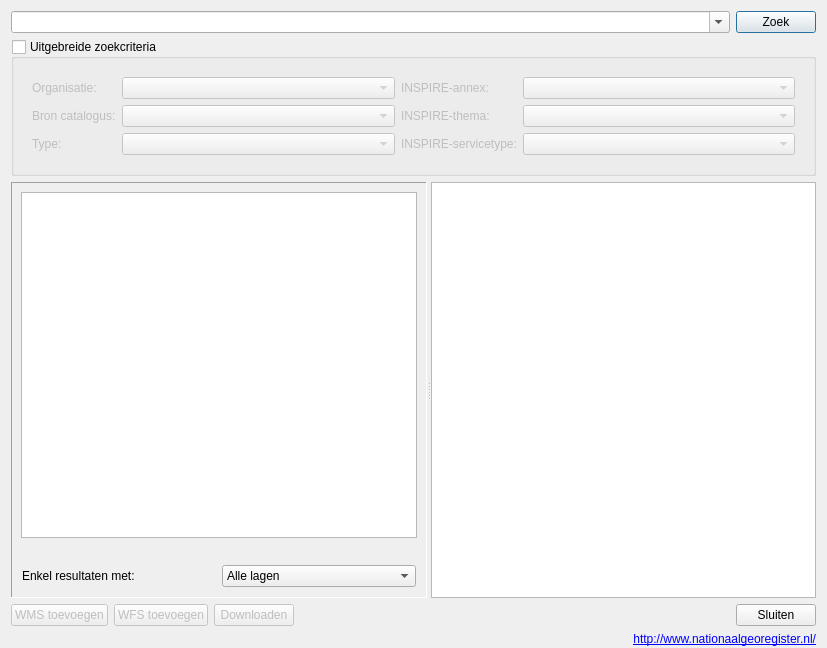
The window that ui_dataCatalog_dialog.ui (warrieka/inspireNL) describes before a commit, drawn with Qt 5.
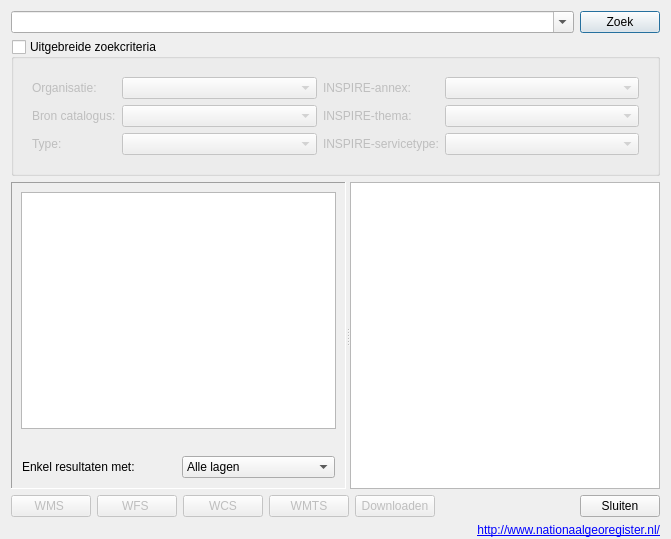
The same window after the commit. Icons and pictures are not drawn.

Commit message: added wcs and wmts buttons

```diff
--- a/ui_dataCatalog_dialog.ui
+++ b/ui_dataCatalog_dialog.ui
@@ -6,8 +6,8 @@
    <rect>
     <x>0</x>
     <y>0</y>
-    <width>827</width>
-    <height>648</height>
+    <width>671</width>
+    <height>539</height>
    </rect>
   </property>
   <property name="minimumSize">
@@ -454,7 +454,7 @@
         </size>
        </property>
        <property name="text">
-        <string>WMS toevoegen</string>
+        <string>WMS </string>
        </property>
        <property name="icon">
         <iconset>
@@ -471,7 +471,7 @@
         <bool>false</bool>
        </property>
        <property name="text">
-        <string>WFS toevoegen</string>
+        <string>WFS </string>
        </property>
        <property name="icon">
         <iconset>
@@ -482,6 +482,34 @@
        </property>
       </widget>
      </item>
+     <item>
+      <widget class="QPushButton" name="addWCSbtn">
+       <property name="enabled">
+        <bool>false</bool>
+       </property>
+       <property name="text">
+        <string>WCS</string>
+       </property>
+       <property name="icon">
+        <iconset resource="resources.qrc">
+         <normaloff>:/plugins/inspireNL/images/WcsLayer.png</normaloff>:/plugins/inspireNL/images/WcsLayer.png</iconset>
+       </property>
+      </widget>
+     </item>
+     <item>
+      <widget class="QPushButton" name="addWMTSbtn">
+       <property name="enabled">
+        <bool>false</bool>
+       </property>
+       <property name="text">
+        <string>WMTS</string>
+       </property>
+       <property name="icon">
+        <iconset resource="resources.qrc">
+         <normaloff>:/plugins/inspireNL/images/tiles.png</normaloff>:/plugins/inspireNL/images/tiles.png</iconset>
+       </property>
+      </widget>
+     </item>
      <item>
       <widget class="QPushButton" name="DLbtn">
        <property name="enabled">
```
Left out of the diff: 22 changed lines with no effect on the pictures. The commit also changes 11 other files.
